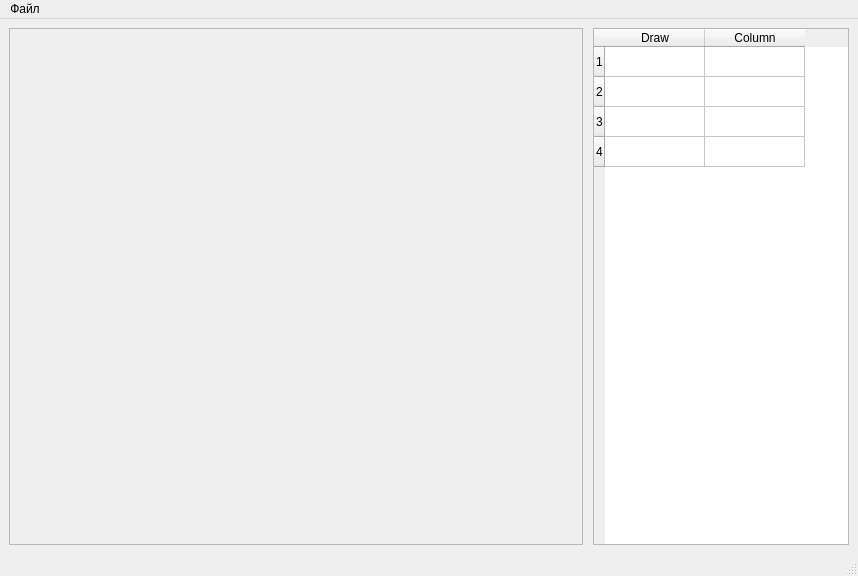
Qt form main_window.ui (z-shigaev/bdd_graphs) before a commit.
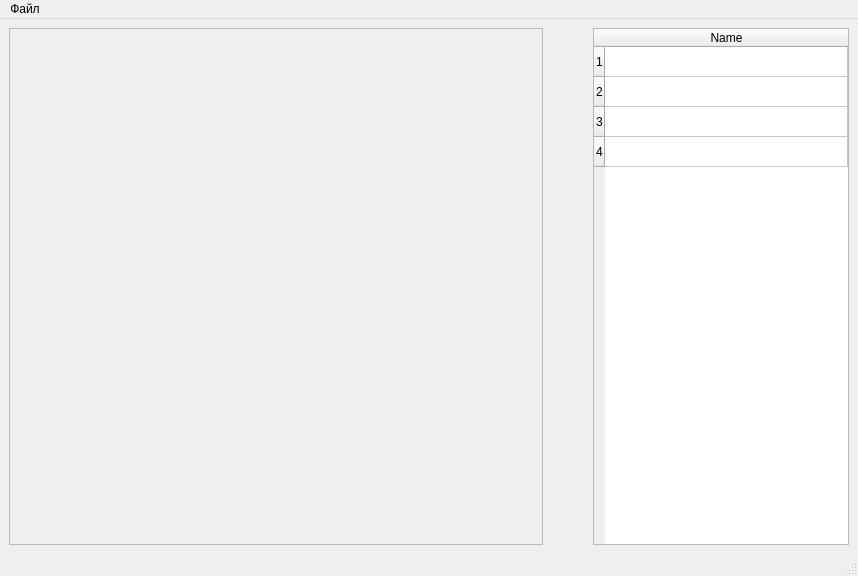
The same form after that commit.

Commit message: Small table setup. Now you can open headers from the file, added checkboxes.

What changed in the file:
```diff
--- a/main_window.ui
+++ b/main_window.ui
@@ -31,6 +31,12 @@
       </property>
       <item>
        <widget class="QFrame" name="mainFrame">
+        <property name="sizePolicy">
+         <sizepolicy hsizetype="Expanding" vsizetype="Preferred">
+          <horstretch>0</horstretch>
+          <verstretch>0</verstretch>
+         </sizepolicy>
+        </property>
         <property name="frameShape">
          <enum>QFrame::StyledPanel</enum>
         </property>
@@ -39,10 +45,26 @@
         </property>
        </widget>
       </item>
+      <item>
+       <spacer name="horizontalSpacer">
+        <property name="orientation">
+         <enum>Qt::Horizontal</enum>
+        </property>
+        <property name="sizeType">
+         <enum>QSizePolicy::Minimum</enum>
+        </property>
+        <property name="sizeHint" stdset="0">
+         <size>
+          <width>40</width>
+          <height>20</height>
+         </size>
+        </property>
+       </spacer>
+      </item>
       <item>
        <widget class="QTableWidget" name="tableLabels">
         <property name="sizePolicy">
-         <sizepolicy hsizetype="Maximum" vsizetype="Expanding">
+         <sizepolicy hsizetype="Minimum" vsizetype="Expanding">
           <horstretch>0</horstretch>
           <verstretch>0</verstretch>
          </sizepolicy>
@@ -50,18 +72,22 @@
         <property name="rowCount">
          <number>4</number>
         </property>
+        <property name="columnCount">
+         <number>1</number>
+        </property>
+        <attribute name="horizontalHeaderDefaultSectionSize">
+         <number>200</number>
+        </attribute>
+        <attribute name="horizontalHeaderStretchLastSection">
+         <bool>true</bool>
+        </attribute>
         <row/>
         <row/>
         <row/>
         <row/>
         <column>
          <property name="text">
-          <string>Draw</string>
-         </property>
-        </column>
-        <column>
-         <property name="text">
-          <string>Column</string>
+          <string>Name</string>
          </property>
         </column>
        </widget>
```
Left out of the diff: 9 changed lines with no effect on the pictures. The commit also changes 5 other files.
